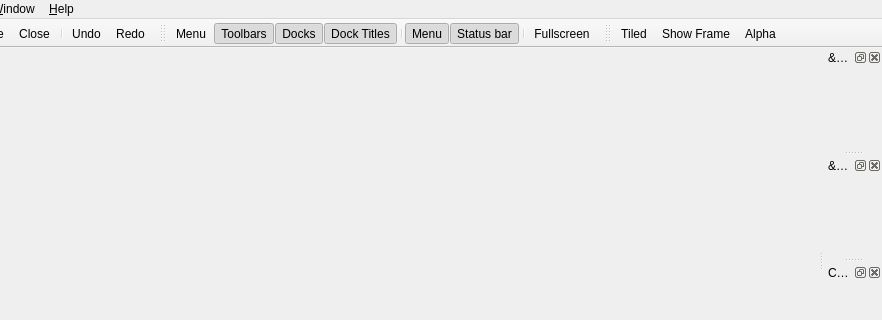
Above: mainwindow.ui from not-surt/SimPix before the change; both pictures show x 128 to 1010 and y 0 to 320 of the 1010 by 494 pixel window. Below: the same form after it.
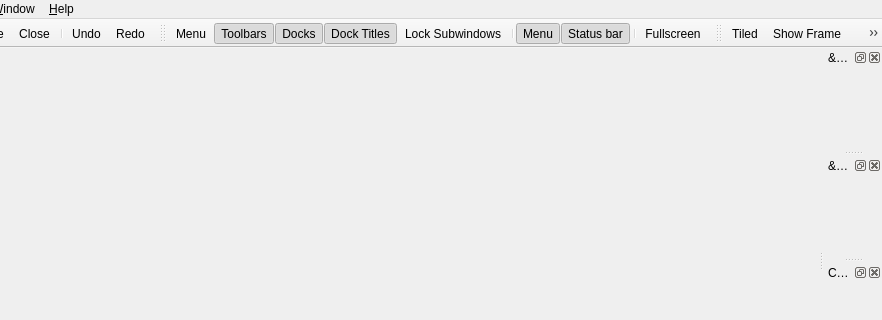
That is the form after the change. Icons and pictures are not drawn. Custom widgets are drawn as their Qt base class.

Commit message: Make subwindows lockable.

Patch:
```diff
--- a/mainwindow.ui
+++ b/mainwindow.ui
@@ -149,6 +149,7 @@
    <addaction name="actionToolbars"/>
    <addaction name="actionDocks"/>
    <addaction name="actionDockTitles"/>
+   <addaction name="actionLockSubwindows"/>
    <addaction name="separator"/>
    <addaction name="actionMenu"/>
    <addaction name="actionStatusBar"/>
@@ -631,6 +632,14 @@
     <string>Dock Titles</string>
    </property>
   </action>
+  <action name="actionLockSubwindows">
+   <property name="checkable">
+    <bool>true</bool>
+   </property>
+   <property name="text">
+    <string>Lock Subwindows</string>
+   </property>
+  </action>
  </widget>
  <layoutdefault spacing="6" margin="11"/>
  <customwidgets>
```
The commit also changes 2 other files.
